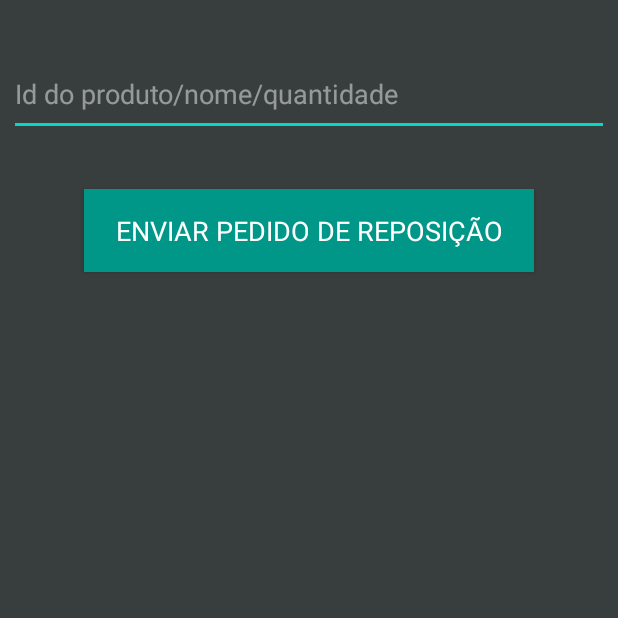
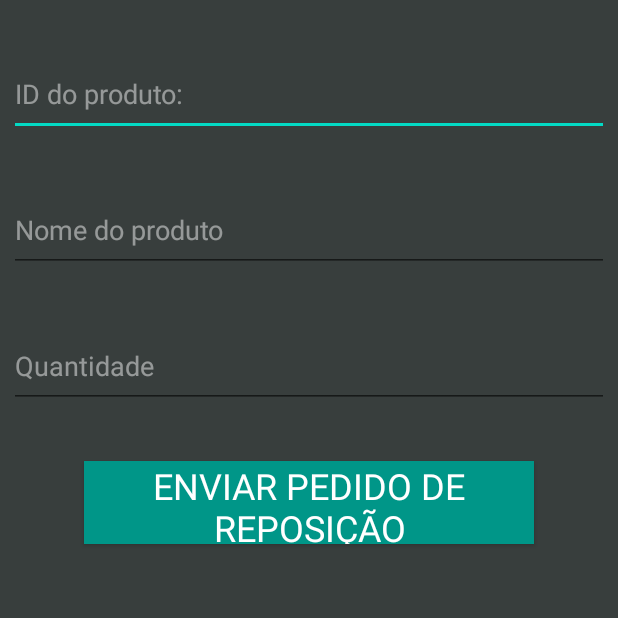
Before and after one commit to lmsmorais/Stock, an Android app: the screen it shows after launch (FazerPedidoDeReposicaoActivity), after a tap on "FAZER PEDIDO DE REPOSIÇÃO", on a phone screen of 412 x 824 dp, the top half of it. Run offline under Robolectric (Android 15) with nearby library versions, the phone set to English and light mode, and no system bars; Roboto replaces fonts that are not available here.

Commit message:
primeira versão entregue

```diff
--- a/app/src/main/java/br/uniso/stock/MainActivity.java
+++ b/app/src/main/java/br/uniso/stock/MainActivity.java
@@ -6,6 +6,12 @@ import android.content.Intent;
 import android.os.Bundle;
 import android.view.View;
 
+/*RA:
+* 00099147 - Luis Assunção
+* 00101445 - Ana Carolina Cabraitz
+* 00100142 - Pedro Tizl
+* 00099324 = Vinicius Marcelo
+* */
 public class MainActivity extends AppCompatActivity {
 
     @Override
@@ -28,4 +34,11 @@ public class MainActivity extends AppCompatActivity {
         Intent intent = new Intent(this,FazerPedidoDeReposicaoActivity.class);
         startActivity(intent);
     }
+
+    /*@Override Sem valores para serem salvos atualmente
+    public void onSaveInstanceState(Bundle savedInstanceState) {
+        savedInstanceState.putInt( );
+        super.onSaveInstanceState(savedInstanceState);
+
+    } */
 }
--- a/app/src/main/res/layout/activity_fazer_pedido_de_reposicao.xml
+++ b/app/src/main/res/layout/activity_fazer_pedido_de_reposicao.xml
@@ -7,32 +7,60 @@
     android:background="#383E3D">
 
     <EditText
-        android:id="@+id/mensagemDeReposicao"
+        android:id="@+id/edtid"
         android:layout_width="400dp"
         android:layout_height="55dp"
         android:layout_marginTop="35dp"
         android:autofillHints=""
         android:ems="10"
-        android:hint="@string/pedido"
-        android:inputType="textPersonName"
-        android:textColor="#FFFFFF"
+        android:hint="@string/id"
+        android:inputType="number"
         android:textColorHint="#79FFFFFF"
         app:layout_constraintEnd_toEndOf="parent"
         app:layout_constraintStart_toStartOf="parent"
         app:layout_constraintTop_toTopOf="parent" />
 
+    <EditText
+        android:id="@+id/edtProduto"
+        android:layout_width="400dp"
+        android:layout_height="55dp"
+        android:layout_marginTop="35dp"
+        android:autofillHints=""
+        android:ems="10"
+        android:hint="@string/nome_do_produto"
+        android:inputType="textPersonName"
+        android:textColorHint="#79FFFFFF"
+        app:layout_constraintEnd_toEndOf="parent"
+        app:layout_constraintHorizontal_bias="0.497"
+        app:layout_constraintStart_toStartOf="parent"
+        app:layout_constraintTop_toBottomOf="@+id/edtid" />
+
+    <EditText
+        android:id="@+id/edtQtd"
+        android:layout_width="400dp"
+        android:layout_height="55dp"
+        android:layout_marginTop="35dp"
+        android:autofillHints=""
+        android:ems="10"
+        android:hint="@string/Quantidade"
+        android:inputType="number"
+        android:textColorHint="#79FFFFFF"
+        app:layout_constraintEnd_toEndOf="parent"
+        app:layout_constraintStart_toStartOf="parent"
+        app:layout_constraintTop_toBottomOf="@+id/edtProduto" />
+
     <Button
-        android:id="@+id/button4"
         android:layout_width="300dp"
         android:layout_height="55dp"
         android:layout_marginTop="35dp"
         android:background="#009688"
         android:fontFamily="@font/faster_one"
-        android:onClick="onEnviarPedidoDeReposicao"
         android:text="@string/enviarReposicao"
         android:textColor="#FFFFFF"
-        android:textSize="18sp"
+        android:textSize="24sp"
+        android:onClick="onEnviarPedidoDeReposicao"
         app:layout_constraintEnd_toEndOf="parent"
         app:layout_constraintStart_toStartOf="parent"
-        app:layout_constraintTop_toBottomOf="@+id/mensagemDeReposicao" />
+        app:layout_constraintTop_toBottomOf="@+id/edtQtd" />
+    android:onClick="onEnviarPedidoDeReposicao"
 </androidx.constraintlayout.widget.ConstraintLayout>
--- a/app/src/main/res/values/strings.xml
+++ b/app/src/main/res/values/strings.xml
@@ -7,7 +7,7 @@
     <string name="button3">Fazer Pedido de Reposição</string>
     <string name="enviarReposicao">Enviar Pedido de Reposição</string>
     <string name="pedido">Id do produto/nome/quantidade</string>
-    <string name="id">ID:</string>
+    <string name="id">ID do produto:</string>
     <string name="nome_do_produto">Nome do produto</string>
-    <string name="quantidade">quantidade</string>
+    <string name="Quantidade">Quantidade</string>
 </resources>
```
Also changed, not shown: app/src/main/java/br/uniso/stock/FazerPedidoDeReposicaoActivity.java (+20 -3 lines), app/src/main/java/br/uniso/stock/StockBD.java (added, +76 -0 lines), app/src/main/res/layout/activity_adicionar_produto.xml (+4 -3 lines).
